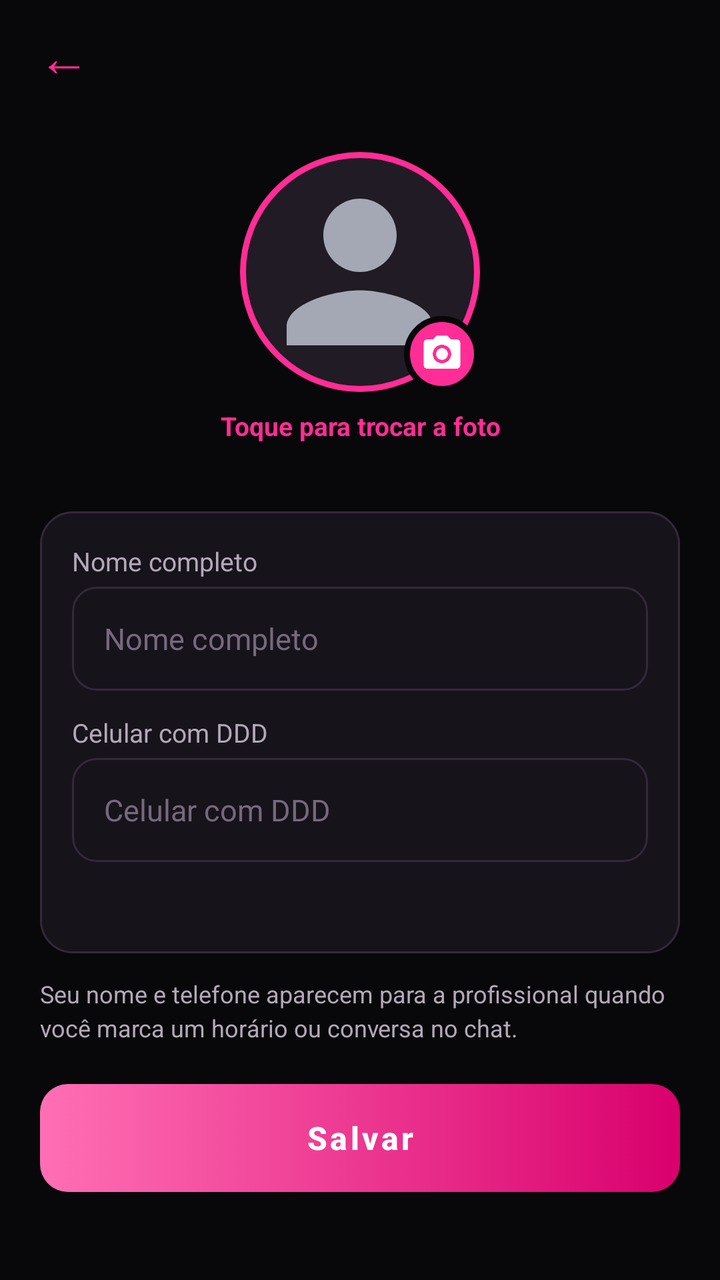
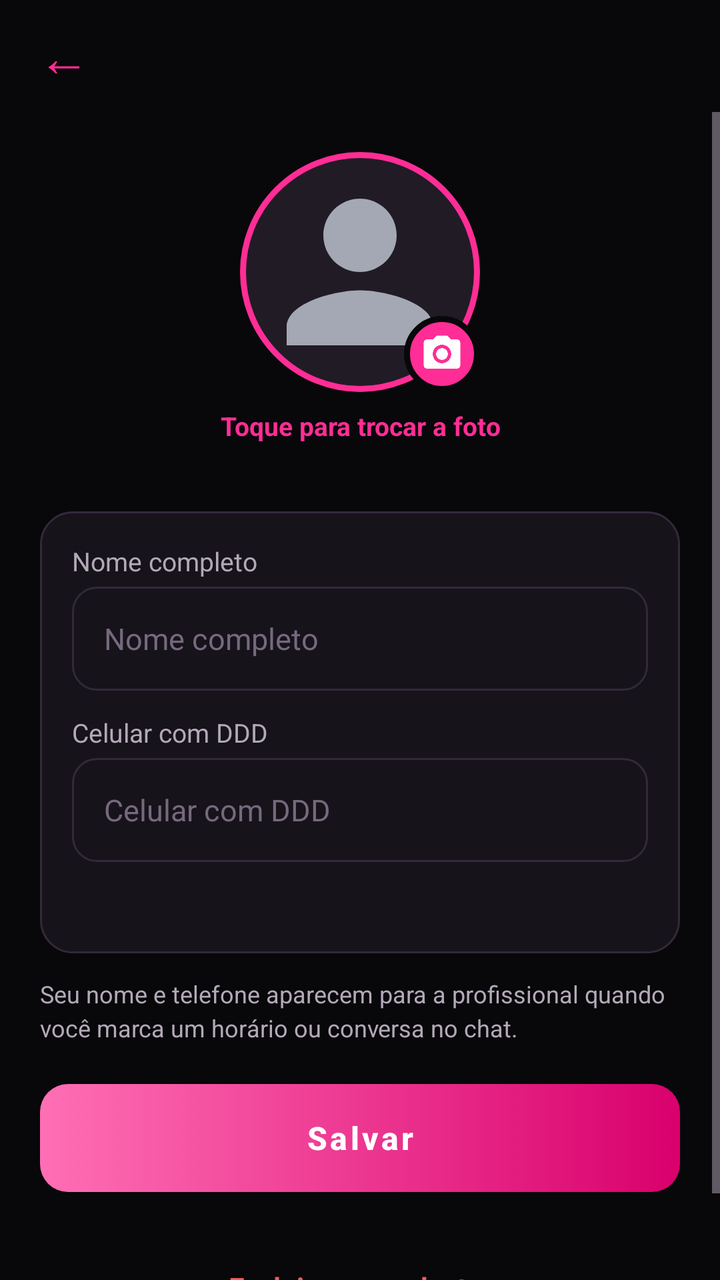

Two renders of the same Android screen: before a commit and after it. Below are the layout's source before the change and the commit's diff.
<!-- AndroidManifest.xml: application theme Theme.Manicure -->
<!-- res/layout/activity_perfil_cliente.xml -->
<?xml version="1.0" encoding="utf-8"?>
<FrameLayout xmlns:android="http://schemas.android.com/apk/res/android"
    xmlns:app="http://schemas.android.com/apk/res-auto"
    android:layout_width="match_parent"
    android:layout_height="match_parent"
    android:background="@color/fundo">

    <LinearLayout
        android:layout_width="match_parent"
        android:layout_height="match_parent"
        android:orientation="vertical">

        <include
            android:id="@+id/topo"
            layout="@layout/include_topo" />

        <ScrollView
            android:id="@+id/scrollRoot"
            android:layout_width="match_parent"
            android:layout_height="0dp"
            android:layout_weight="1">

            <LinearLayout
                android:layout_width="match_parent"
                android:layout_height="wrap_content"
                android:orientation="vertical"
                android:padding="20dp">

                <FrameLayout
                    android:id="@+id/btnFoto"
                    android:layout_width="wrap_content"
                    android:layout_height="wrap_content"
                    android:layout_gravity="center_horizontal"
                    android:clickable="true"
                    android:focusable="true">

                    <ImageView
                        android:id="@+id/ivFoto"
                        android:layout_width="120dp"
                        android:layout_height="120dp"
                        android:background="@drawable/bg_foto_anel"
                        android:contentDescription="@string/cadastro_foto_trocar"
                        android:padding="5dp"
                        android:scaleType="centerCrop"
                        android:src="@drawable/ic_pessoa" />

                    <ImageView
                        android:layout_width="38dp"
                        android:layout_height="38dp"
                        android:layout_gravity="bottom|end"
                        android:background="@drawable/bg_selo_camera"
                        android:importantForAccessibility="no"
                        android:padding="8dp"
                        android:src="@drawable/ic_camera"
                        app:tint="?attr/corTextoBotao" />
                </FrameLayout>

                <TextView
                    android:layout_width="match_parent"
                    android:layout_height="wrap_content"
                    android:layout_marginTop="8dp"
                    android:layout_marginBottom="20dp"
                    android:gravity="center"
                    android:text="@string/cadastro_foto_trocar"
                    android:textColor="?attr/corDestaque"
                    android:textSize="13sp"
                    android:textStyle="bold" />

                
                <TextView
                    android:id="@+id/tvAvisoFoto"
                    android:layout_width="match_parent"
                    android:layout_height="wrap_content"
                    android:layout_marginBottom="6dp"
                    android:background="@drawable/bg_botao_contorno"
                    android:gravity="center"
                    android:padding="12dp"
                    android:text="@string/cliente_foto_obrigatoria"
                    android:textColor="@color/texto"
                    android:textSize="14sp"
                    android:visibility="gone" />

                <LinearLayout style="@style/CartaoSecao">

                    <TextView
                        style="@style/RotuloCampo"
                        android:text="@string/nome_completo" />

                    <EditText
                        android:id="@+id/etNome"
                        style="@style/Campo"
                        android:hint="@string/nome_completo"
                        android:inputType="textPersonName|textCapWords" />

                    <TextView
                        style="@style/RotuloCampo"
                        android:text="@string/telefone" />

                    <EditText
                        android:id="@+id/etTelefone"
                        style="@style/Campo"
                        android:hint="@string/telefone"
                        android:inputType="phone" />

                    <TextView
                        android:id="@+id/tvEmail"
                        style="@style/TextoCorpo"
                        android:textSize="13sp" />
                </LinearLayout>

                <TextView
                    style="@style/TextoCorpo"
                    android:layout_marginTop="12dp"
                    android:text="@string/cliente_perfil_dica"
                    android:textSize="12sp" />

                <Button
                    android:id="@+id/btnSalvar"
                    style="@style/BotaoPrimario"
                    android:layout_marginTop="20dp"
                    android:text="@string/salvar" />
            </LinearLayout>
        </ScrollView>
    </LinearLayout>

    <ProgressBar
        android:id="@+id/progressBar"
        android:layout_width="40dp"
        android:layout_height="40dp"
        android:layout_gravity="center"
        android:indeterminateTint="?attr/corDestaque"
        android:visibility="gone" />
</FrameLayout>
<!-- res/layout/include_topo.xml (included above) -->
<?xml version="1.0" encoding="utf-8"?>
<LinearLayout xmlns:android="http://schemas.android.com/apk/res/android"
    android:layout_width="match_parent"
    android:layout_height="56dp"
    android:gravity="center_vertical"
    android:orientation="horizontal"
    android:paddingStart="8dp"
    android:paddingEnd="16dp">

    <TextView
        android:id="@+id/btnVoltar"
        android:layout_width="48dp"
        android:layout_height="48dp"
        android:background="?attr/selectableItemBackgroundBorderless"
        android:contentDescription="@string/voltar"
        android:gravity="center"
        android:text="←"
        android:textColor="?attr/corDestaque"
        android:textSize="26sp" />

    <TextView
        android:id="@+id/tvTitulo"
        android:layout_width="0dp"
        android:layout_height="wrap_content"
        android:layout_marginStart="4dp"
        android:layout_weight="1"
        android:textColor="@color/texto"
        android:textSize="19sp"
        android:textStyle="bold" />
</LinearLayout>
<!-- resources referenced by this layout -->
<resources>
  <color name="fundo">#08070A</color>
  <color name="texto">#FFFFFF</color>
  <!-- drawable bg_botao_contorno (drawable) -->
  <?xml version="1.0" encoding="utf-8"?>
  <shape xmlns:android="http://schemas.android.com/apk/res/android" android:shape="rectangle">
      <solid android:color="@android:color/transparent" />
      <stroke android:width="2dp" android:color="?attr/corDestaque" />
      <corners android:radius="14dp" />
  </shape>
  <!-- drawable bg_foto_anel (drawable) -->
  <?xml version="1.0" encoding="utf-8"?>
  <shape xmlns:android="http://schemas.android.com/apk/res/android" android:shape="oval">
      <solid android:color="@color/superficie_alta" />
      <stroke android:width="3dp" android:color="?attr/corDestaque" />
  </shape>
  <!-- drawable bg_selo_camera (drawable) -->
  <?xml version="1.0" encoding="utf-8"?>
  <shape xmlns:android="http://schemas.android.com/apk/res/android" android:shape="oval">
      <solid android:color="?attr/corDestaque" />
      <stroke android:width="3dp" android:color="@color/fundo" />
  </shape>
  <string name="cadastro_foto_trocar">Toque para trocar a foto</string>
  <string name="cliente_foto_obrigatoria">Para continuar usando o app, coloque uma foto sua. Toque na foto acima.</string>
  <string name="cliente_perfil_dica">Seu nome e telefone aparecem para a profissional quando você marca um horário ou conversa no chat.</string>
  <string name="nome_completo">Nome completo</string>
  <string name="salvar">Salvar</string>
  <string name="telefone">Celular com DDD</string>
  <string name="voltar">Voltar</string>
  <style name="RotuloCampo">
          <item name="android:layout_width">match_parent</item>
          <item name="android:layout_height">wrap_content</item>
          <item name="android:layout_marginBottom">4dp</item>
          <item name="android:textColor">@color/texto_secundario</item>
          <item name="android:textSize">13sp</item>
      </style>
  <style name="TextoCorpo">
          <item name="android:layout_width">match_parent</item>
          <item name="android:layout_height">wrap_content</item>
          <item name="android:textColor">@color/texto_secundario</item>
          <item name="android:textSize">14sp</item>
          <item name="android:lineSpacingExtra">3dp</item>
      </style>
  <color name="superficie_alta">#211B26</color>
  <!-- drawable bg_campo (drawable) -->
  <?xml version="1.0" encoding="utf-8"?>
  <shape xmlns:android="http://schemas.android.com/apk/res/android" android:shape="rectangle">
      <solid android:color="@color/superficie" />
      <stroke android:width="1dp" android:color="@color/borda" />
      <corners android:radius="12dp" />
  </shape>
  <color name="dica">#76697E</color>
  <!-- drawable bg_cartao (drawable) -->
  <?xml version="1.0" encoding="utf-8"?>
  <shape xmlns:android="http://schemas.android.com/apk/res/android" android:shape="rectangle">
      <solid android:color="@color/superficie" />
      <stroke android:width="1dp" android:color="@color/borda" />
      <corners android:radius="16dp" />
  </shape>
  <color name="texto_secundario">#B3A9B8</color>
  <color name="rosa">#FF2D95</color>
  <color name="rosa_claro">#FF6FB5</color>
  <color name="rosa_escuro">#D9006C</color>
  <color name="branco">#FFFFFF</color>
  <color name="superficie">#16131A</color>
  <color name="borda">#33293A</color>
  <!-- unchanged entries left out for length: 8 -->
</resources>

<!-- the commit's change to res/layout/activity_perfil_cliente.xml (unified diff, before → after) -->
@@ -119,6 +119,12 @@
                     style="@style/BotaoPrimario"
                     android:layout_marginTop="20dp"
                     android:text="@string/salvar" />
+
+                <TextView
+                    android:id="@+id/btnExcluirCadastro"
+                    style="@style/BotaoExcluir"
+                    android:layout_marginTop="24dp"
+                    android:text="@string/excluir_meu_cadastro" />
             </LinearLayout>
         </ScrollView>
     </LinearLayout>
<!-- resource entries referenced after the edit -->
@@ -24,10 +24,21 @@
   <string name="cadastro_foto_trocar">Toque para trocar a foto</string>
   <string name="cliente_foto_obrigatoria">Para continuar usando o app, coloque uma foto sua. Toque na foto acima.</string>
   <string name="cliente_perfil_dica">Seu nome e telefone aparecem para a profissional quando você marca um horário ou conversa no chat.</string>
+  <string name="excluir_meu_cadastro">Excluir meu cadastro</string>
   <string name="nome_completo">Nome completo</string>
   <string name="salvar">Salvar</string>
   <string name="telefone">Celular com DDD</string>
   <string name="voltar">Voltar</string>
+  <style name="BotaoExcluir">
+          <item name="android:layout_width">match_parent</item>
+          <item name="android:layout_height">wrap_content</item>
+          <item name="android:gravity">center</item>
+          <item name="android:padding">14dp</item>
+          <item name="android:background">?attr/selectableItemBackground</item>
+          <item name="android:textColor">@color/vermelho</item>
+          <item name="android:textSize">14sp</item>
+          <item name="android:textStyle">bold</item>
+      </style>
   <style name="RotuloCampo">
           <item name="android:layout_width">match_parent</item>
           <item name="android:layout_height">wrap_content</item>
@@ -43,6 +54,7 @@
           <item name="android:lineSpacingExtra">3dp</item>
       </style>
   <color name="superficie_alta">#211B26</color>
+  <color name="vermelho">#FF5A5A</color>
   <!-- drawable bg_campo (drawable) -->
   <?xml version="1.0" encoding="utf-8"?>
   <shape xmlns:android="http://schemas.android.com/apk/res/android" android:shape="rectangle">
